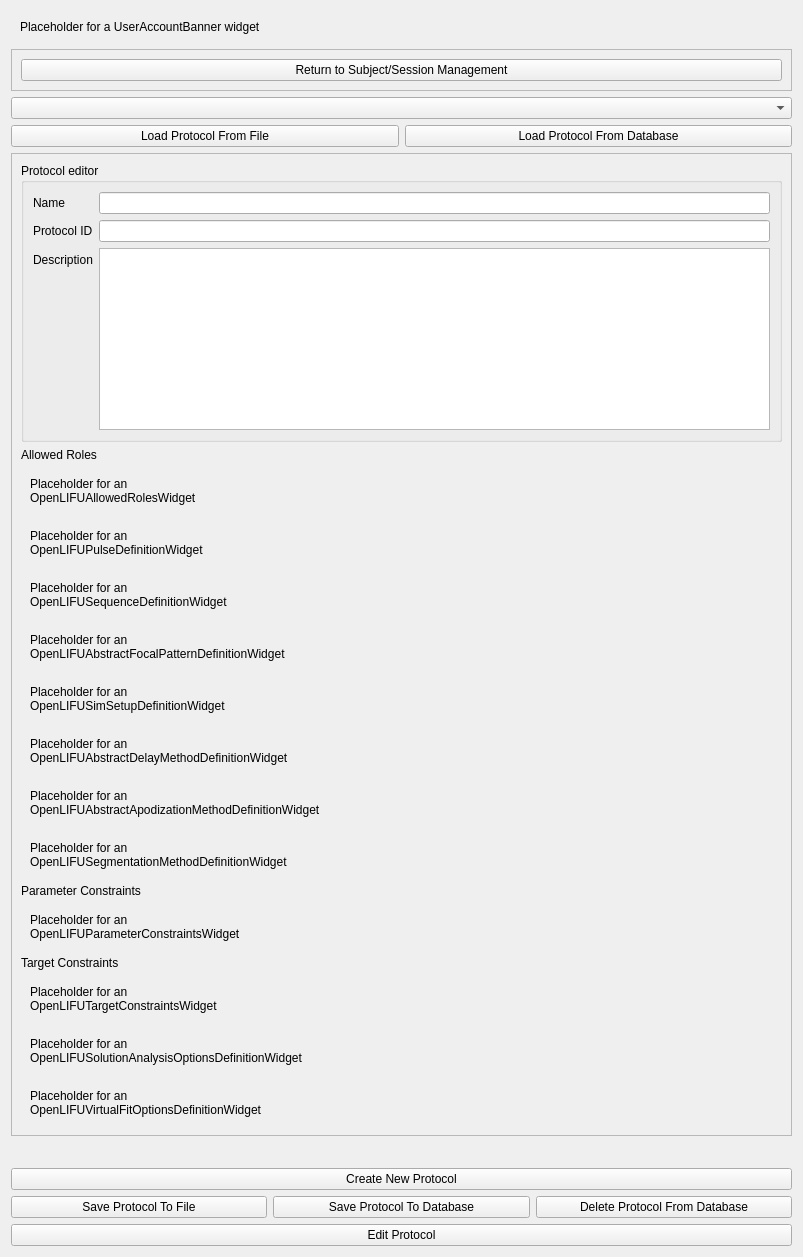
OpenwaterHealth/SlicerOpenLIFU, file OpenLIFUProtocolConfig/Resources/UI/OpenLIFUProtocolConfig.ui: the form before one commit.
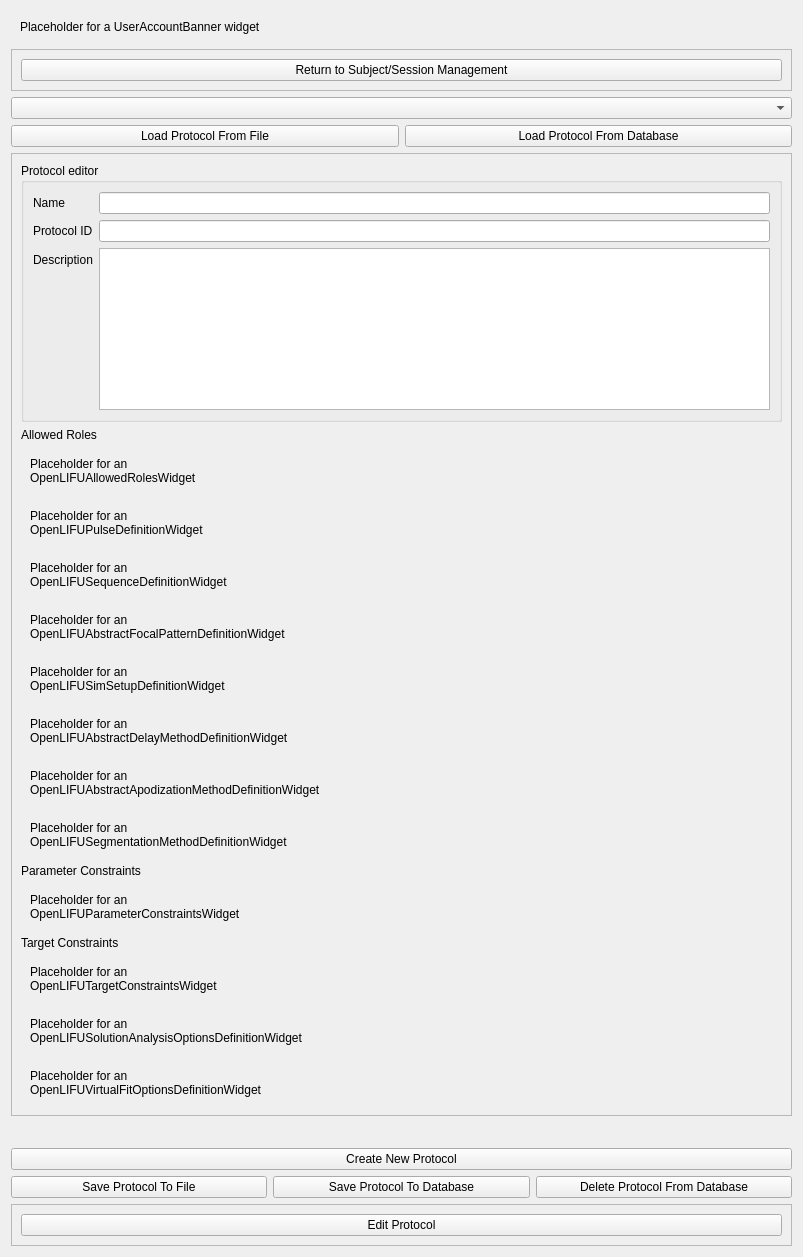
The form after the commit. Custom widgets are drawn as their Qt base class.

Commit message: Enclose protocol edit button in QFrame (#313)

```diff
--- a/OpenLIFUProtocolConfig/Resources/UI/OpenLIFUProtocolConfig.ui
+++ b/OpenLIFUProtocolConfig/Resources/UI/OpenLIFUProtocolConfig.ui
@@ -410,10 +410,22 @@
        </layout>
       </item>
       <item>
+       <widget class="QFrame" name="frame">
+        <property name="frameShape">
+         <enum>QFrame::StyledPanel</enum>
+        </property>
+        <property name="frameShadow">
+         <enum>QFrame::Raised</enum>
+        </property>
+        <layout class="QVBoxLayout" name="verticalLayout_6">
+         <item>
        <widget class="QPushButton" name="protocolEditRevertDiscardButton">
         <property name="text">
          <string>Edit Protocol</string>
         </property>
+          </widget>
+         </item>
+        </layout>
        </widget>
       </item>
      </layout>
```
Lines whose indentation alone changed are shown as unchanged.
